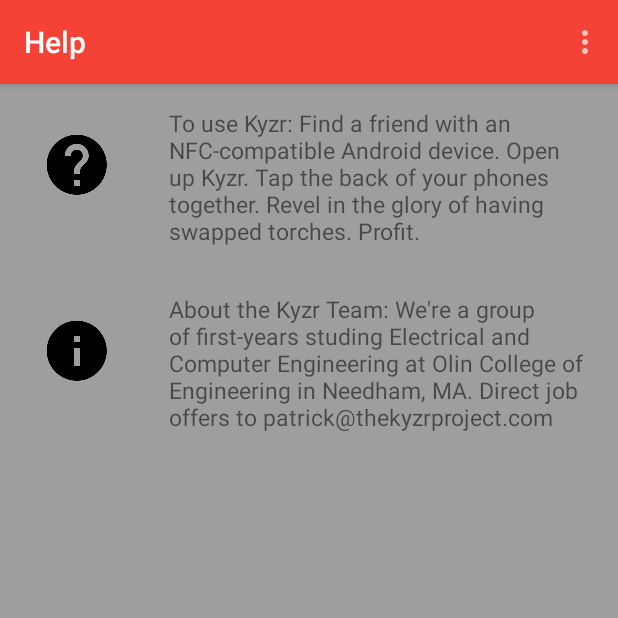
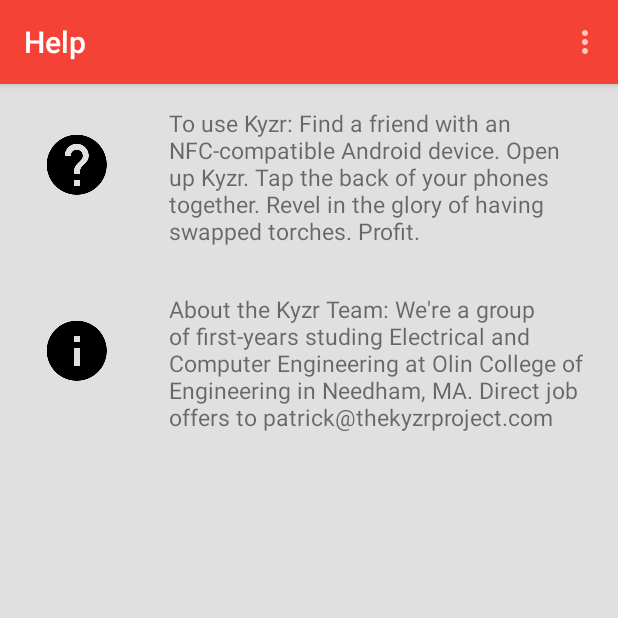
Before and after one commit to phuston/Kyzr, an Android app: the HelpActivity screen opened directly, with no data from a screen before it, on a phone screen of 412 x 824 dp, the top half of it. Run offline under Robolectric (Android 15) with nearby library versions, the phone set to English and light mode, and no system bars.

Commit message:
Updates color

```diff
--- a/app/src/main/res/values/colors.xml
+++ b/app/src/main/res/values/colors.xml
@@ -4,7 +4,7 @@
     <item name="primary" type="color">#F44336</item>
     <item name="lightprimary" type="color">#FFCDD2</item>
     <item name="texticons" type="color">#FFFFFF</item>
-    <item name="accent" type="color">#9E9E9E</item>
+    <item name="accent" type="color">#E0E0E0</item>
     <item name="primarytext" type="color">#212121</item>
     <item name="secondarytext" type="color">#727272</item>
     <item name="divider" type="color">#B6B6B6</item>
```
